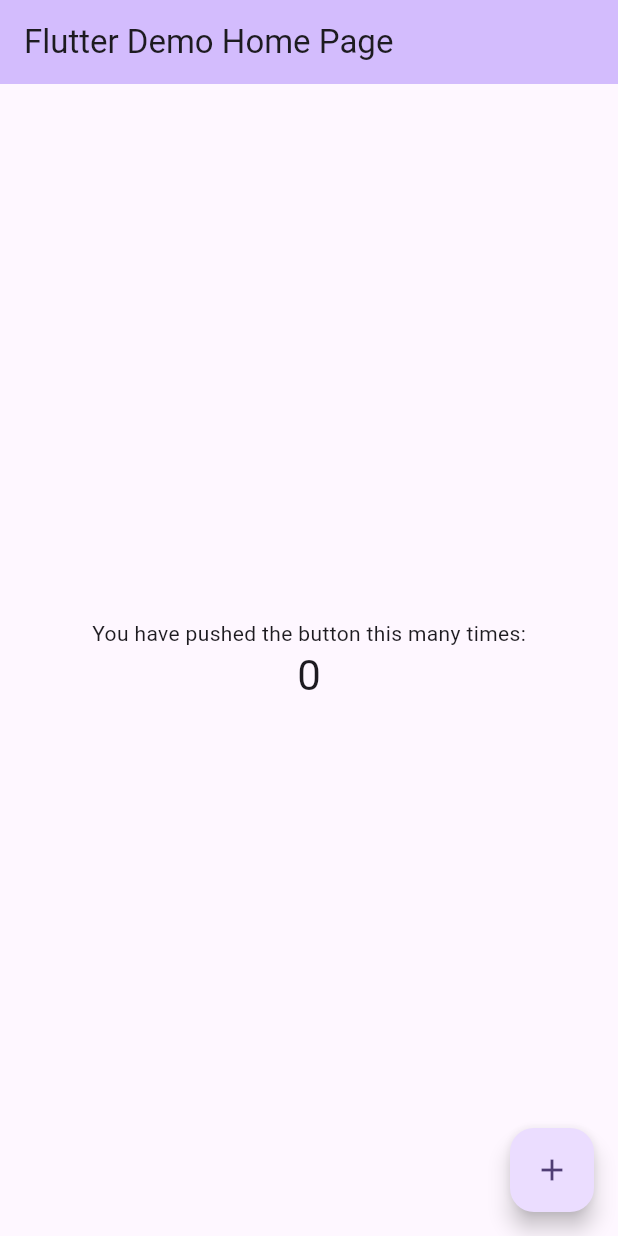
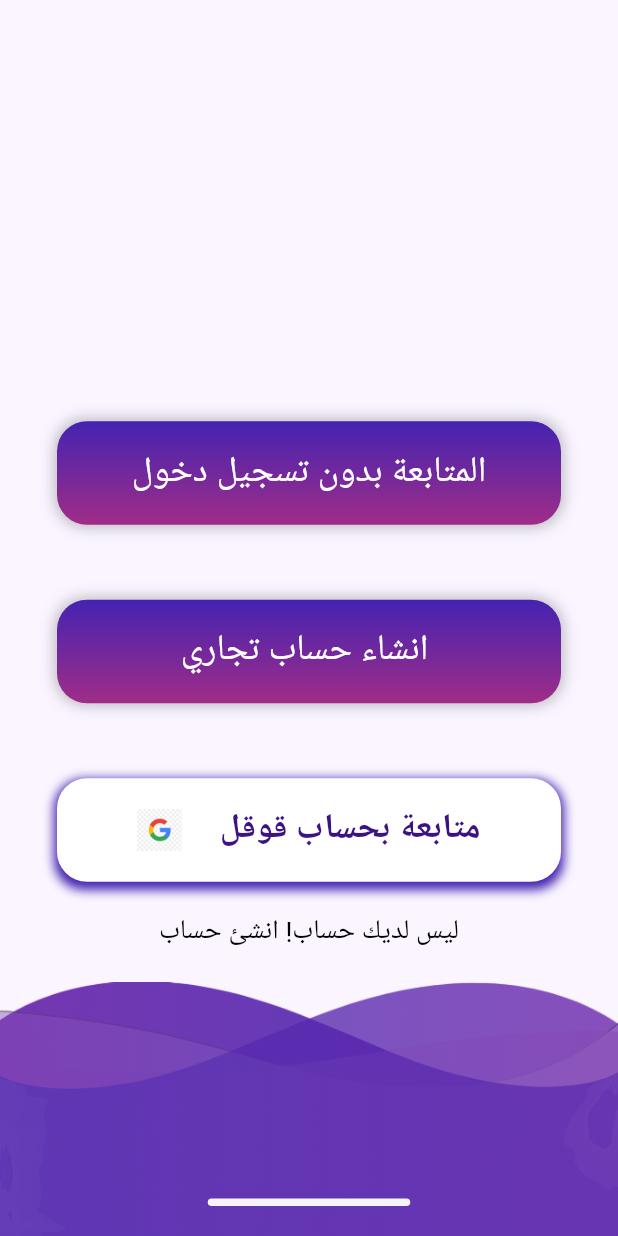
Before and after one commit to Zohoor-art/mehra_app, a Flutter app: the screen it shows after launch, on a phone screen of 412 x 824 dp. Run offline on Flutter 3.47's test engine with Material 3 defaults, Android fonts, the phone set to English and light mode, and no system bars; our stand-ins replace smooth_page_indicator; Roboto replaces fonts that are missing (Tajawal).

Commit message:
add register screen

```diff
--- a/lib/main.dart
+++ b/lib/main.dart
@@ -1,4 +1,5 @@
 import 'package:flutter/material.dart';
+import 'package:mehra_app/modules/register/register_screen.dart';
 
 void main() {
   runApp(const MyApp());
@@ -31,95 +32,7 @@
         colorScheme: ColorScheme.fromSeed(seedColor: Colors.deepPurple),
         useMaterial3: true,
       ),
-      home: const MyHomePage(title: 'Flutter Demo Home Page'),
+      home: RegisterScreen(),
     );
   }
 }
-
-class MyHomePage extends StatefulWidget {
-  const MyHomePage({super.key, required this.title});
-
-  // This widget is the home page of your application. It is stateful, meaning
-  // that it has a State object (defined below) that contains fields that affect
-  // how it looks.
-
-  // This class is the configuration for the state. It holds the values (in this
-  // case the title) provided by the parent (in this case the App widget) and
-  // used by the build method of the State. Fields in a Widget subclass are
-  // always marked "final".
-
-  final String title;
-
-  @override
-  State<MyHomePage> createState() => _MyHomePageState();
-}
-
-class _MyHomePageState extends State<MyHomePage> {
-  int _counter = 0;
-
-  void _incrementCounter() {
-    setState(() {
-      // This call to setState tells the Flutter framework that something has
-      // changed in this State, which causes it to rerun the build method below
-      // so that the display can reflect the updated values. If we changed
-      // _counter without calling setState(), then the build method would not be
-      // called again, and so nothing would appear to happen.
-      _counter++;
-    });
-  }
-
-  @override
-  Widget build(BuildContext context) {
-    // This method is rerun every time setState is called, for instance as done
-    // by the _incrementCounter method above.
-    //
-    // The Flutter framework has been optimized to make rerunning build methods
-    // fast, so that you can just rebuild anything that needs updating rather
-    // than having to individually change instances of widgets.
-    return Scaffold(
-      appBar: AppBar(
-        // TRY THIS: Try changing the color here to a specific color (to
-        // Colors.amber, perhaps?) and trigger a hot reload to see the AppBar
-        // change color while the other colors stay the same.
-        backgroundColor: Theme.of(context).colorScheme.inversePrimary,
-        // Here we take the value from the MyHomePage object that was created by
-        // the App.build method, and use it to set our appbar title.
-        title: Text(widget.title),
-      ),
-      body: Center(
-        // Center is a layout widget. It takes a single child and positions it
-        // in the middle of the parent.
-        child: Column(
-          // Column is also a layout widget. It takes a list of children and
-          // arranges them vertically. By default, it sizes itself to fit its
-          // children horizontally, and tries to be as tall as its parent.
-          //
-          // Column has various properties to control how it sizes itself and
-          // how it positions its children. Here we use mainAxisAlignment to
-          // center the children vertically; the main axis here is the vertical
-          // axis because Columns are vertical (the cross axis would be
-          // horizontal).
-          //
-          // TRY THIS: Invoke "debug painting" (choose the "Toggle Debug Paint"
-          // action in the IDE, or press "p" in the console), to see the
-          // wireframe for each widget.
-          mainAxisAlignment: MainAxisAlignment.center,
-          children: <Widget>[
-            const Text(
-              'You have pushed the button this many times:',
-            ),
-            Text(
-              '$_counter',
-              style: Theme.of(context).textTheme.headlineMedium,
-            ),
-          ],
-        ),
-      ),
-      floatingActionButton: FloatingActionButton(
-        onPressed: _incrementCounter,
-        tooltip: 'Increment',
-        child: const Icon(Icons.add),
-      ), // This trailing comma makes auto-formatting nicer for build methods.
-    );
-  }
-}
--- a/lib/modules/register/register_screen.dart
+++ b/lib/modules/register/register_screen.dart
@@ -0,0 +1,38 @@
+import 'package:flutter/material.dart';
+import 'package:mehra_app/shared/components/components.dart';
+import 'package:mehra_app/shared/components/constants.dart';
+
+class RegisterScreen extends StatelessWidget {
+  const RegisterScreen({super.key});
+  @override
+  Widget build(BuildContext context) {
+    return Scaffold(
+      backgroundColor: MyColor.lightprimaryColor,
+      body: Column(
+        mainAxisAlignment: MainAxisAlignment.center,
+        children: [
+          Expanded(child: Container(
+          )), // This expands to take available space
+          GradientButton(  onPressed: () {  },text: 'المتابعة بدون تسجيل دخول',width: 336 ,height: 69 ),
+          SizedBox(height: 50), // Space between buttons
+         GradientButton(  onPressed: () {  },text: 'انشاء حساب تجاري ' ,width: 336 ,height: 69),
+          SizedBox(height: 50),
+          buildWhiteButton(text: 'متابعة بحساب قوقل',  onPressed: () {  }),
+          SizedBox(height: 20), // Space between button and text
+          Text(
+            'ليس لديك حساب! انشئ حساب',
+            style: TextStyle(
+              fontSize: 18,
+              color: Colors.black,
+            ),
+          ),
+          SizedBox(height: 20), // Space between text and image
+          bottomImage()
+        ],
+      ),
+    );
+  }
+
+
+
+  }
--- a/lib/shared/components/components.dart
+++ b/lib/shared/components/components.dart
@@ -101,13 +101,15 @@ Widget gradientColor ()=>Container(
             ],
           );
 
-        Widget GradientButton({
+        Widget GradientButton( {
           required VoidCallback  onPressed,
-          required text
+          required text,
+          double? width ,
+          double? height
         }) {
           return Container(
-              width: 171.86,
-              height: 46,
+              width: width,
+              height: height,
               decoration: BoxDecoration(
         gradient: const LinearGradient(
           colors: [
@@ -126,6 +128,7 @@ Widget gradientColor ()=>Container(
             spreadRadius: 1,
           ),
         ],
+
               ),
               child: TextButton(
         onPressed: onPressed,
@@ -139,3 +142,51 @@ Widget gradientColor ()=>Container(
               ),
             );
         }
+ Widget buildWhiteButton({ required text,required VoidCallback onPressed}) {
+    return Container(
+      width: 336,
+      height: 69,
+      decoration: BoxDecoration(
+        color: Colors.white, // Set background color to white
+        borderRadius: BorderRadius.circular(20),
+      //   border: Border.all(
+      //     //color: const Color.fromARGB(255, 125, 52, 193),
+
+      //  // Border color
+      //     width: 2, // Border width
+      //   ),
+        boxShadow: [
+
+          BoxShadow(
+           color:  Color(0xFF4423B1), // Drop shadow color
+            spreadRadius: 2,
+            blurRadius: 5,
+
+            offset: Offset(0, 3), // Changes position of shadow
+          ),
+        ],
+      ),
+      child: TextButton(
+        onPressed: onPressed,
+        child: Row(
+          mainAxisAlignment: MainAxisAlignment.center, // Center the content
+          children: [
+           Image.asset(
+  'assets/google.png', // اسم الصورة
+  width: 30, // عرض الصورة (يمكنك تعديله حسب الحاجة)
+  height: 30, // ارتفاع الصورة (يمكنك تعديله حسب الحاجة)
+),
+            SizedBox(width: 25), // Space between icon and text
+            Text(
+              text,
+              style: TextStyle(
+                color: const Color.fromARGB(255, 60, 19, 130), // Change text color to black for visibility
+                fontSize: 23,
+                fontWeight: FontWeight.bold, // Make the text bold
+              ),
+            ),
+          ],
+        ),
+      ),
+    );
+  }
--- a/pubspec.yaml
+++ b/pubspec.yaml
@@ -59,9 +59,9 @@ flutter:
   uses-material-design: true
 
   # To add assets to your application, add an assets section, like this:
-  # assets:
-  #   - images/a_dot_burr.jpeg
-  #   - images/a_dot_ham.jpeg
+  assets:
+   - assets/
+
 
   # An image asset can refer to one or more resolution-specific "variants", see
   # https://flutter.dev/to/resolution-aware-images
```
Also changed, not shown: assets/bottom.png (added), assets/google.png (added).
